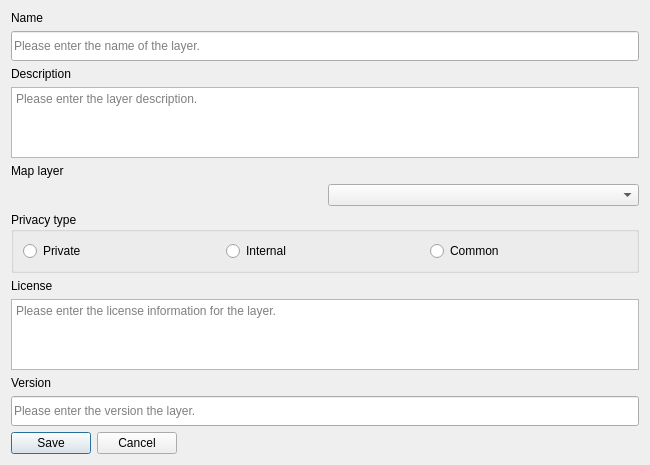
ConservationInternational/cplus-plugin, file src/cplus_plugin/ui/priority_layer_add_dialog.ui: the form before one commit.
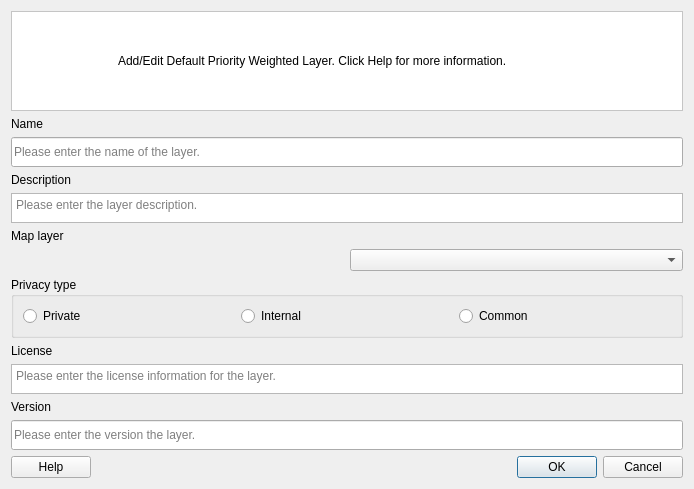
The form after the commit. Custom widgets are drawn as their Qt base class.

Commit message: Make the PWL manage dialog consistent with other UI dialogs

The edit to the form file:
```diff
--- a/src/cplus_plugin/ui/priority_layer_add_dialog.ui
+++ b/src/cplus_plugin/ui/priority_layer_add_dialog.ui
@@ -6,21 +6,85 @@
    <rect>
     <x>0</x>
     <y>0</y>
-    <width>650</width>
+    <width>694</width>
     <height>465</height>
    </rect>
   </property>
-  <property name="sizePolicy">
-   <sizepolicy hsizetype="Fixed" vsizetype="Fixed">
-    <horstretch>0</horstretch>
-    <verstretch>0</verstretch>
-   </sizepolicy>
+  <property name="minimumSize">
+   <size>
+    <width>0</width>
+    <height>0</height>
+   </size>
   </property>
   <property name="windowTitle">
    <string>Add global priority weighted layer (PWL)</string>
   </property>
-  <layout class="QVBoxLayout" name="mainLayout">   
-   
+  <layout class="QVBoxLayout" name="mainLayout">
+   <item>
+    <widget class="QFrame" name="frame">
+     <property name="sizePolicy">
+      <sizepolicy hsizetype="Preferred" vsizetype="Minimum">
+       <horstretch>0</horstretch>
+       <verstretch>0</verstretch>
+      </sizepolicy>
+     </property>
+     <property name="minimumSize">
+      <size>
+       <width>0</width>
+       <height>100</height>
+      </size>
+     </property>
+     <property name="maximumSize">
+      <size>
+       <width>16777215</width>
+       <height>100</height>
+      </size>
+     </property>
+     <property name="autoFillBackground">
+      <bool>false</bool>
+     </property>
+     <property name="styleSheet">
+      <string notr="true">background-color: rgb(255, 255, 255);</string>
+     </property>
+     <property name="frameShape">
+      <enum>QFrame::StyledPanel</enum>
+     </property>
+     <property name="frameShadow">
+      <enum>QFrame::Raised</enum>
+     </property>
+     <layout class="QHBoxLayout" name="horizontalLayout">
+      <item>
+       <widget class="QLabel" name="icon_la">
+        <property name="maximumSize">
+         <size>
+          <width>91</width>
+          <height>81</height>
+         </size>
+        </property>
+        <property name="text">
+         <string/>
+        </property>
+        <property name="scaledContents">
+         <bool>true</bool>
+        </property>
+       </widget>
+      </item>
+      <item>
+       <widget class="QLabel" name="label_123">
+        <property name="text">
+         <string>&lt;html&gt;&lt;head/&gt;&lt;body&gt;&lt;p&gt;Add/Edit Default Priority Weighted Layer. Click Help for more information.&lt;/p&gt;&lt;/body&gt;&lt;/html&gt;</string>
+        </property>
+        <property name="wordWrap">
+         <bool>true</bool>
+        </property>
+        <property name="openExternalLinks">
+         <bool>true</bool>
+        </property>
+       </widget>
+      </item>
+     </layout>
+    </widget>
+   </item>
    <item>
     <widget class="QLabel" name="label_name">
      <property name="sizePolicy">
@@ -217,17 +281,28 @@
     </widget>
    </item>
    <item>
-    <widget class="QDialogButtonBox" name="buttonBox">
-        <property name="sizePolicy">
-            <sizepolicy hsizetype="Fixed" vsizetype="Fixed">
-                <horstretch>0</horstretch>
-                <verstretch>0</verstretch>
-            </sizepolicy>
-        </property>
-        <property name="standardButtons">
-            <set>QDialogButtonBox::Cancel|QDialogButtonBox::Save</set>
-        </property>
-    </widget>
+    <layout class="QHBoxLayout" name="horizontalLayout_3">
+     <item alignment="Qt::AlignLeft">
+      <widget class="QPushButton" name="btn_help">
+       <property name="text">
+        <string>Help</string>
+       </property>
+      </widget>
+     </item>
+     <item>
+      <widget class="QDialogButtonBox" name="buttonBox">
+       <property name="sizePolicy">
+        <sizepolicy hsizetype="Fixed" vsizetype="Fixed">
+         <horstretch>0</horstretch>
+         <verstretch>0</verstretch>
+        </sizepolicy>
+       </property>
+       <property name="standardButtons">
+        <set>QDialogButtonBox::Cancel|QDialogButtonBox::Ok</set>
+       </property>
+      </widget>
+     </item>
+    </layout>
    </item>
   </layout>
  </widget>
@@ -237,6 +312,17 @@
    <extends>QWidget</extends>
    <header>qgsfilewidget.h</header>
   </customwidget>
+  <customwidget>
+   <class>QgsCollapsibleGroupBox</class>
+   <extends>QGroupBox</extends>
+   <header>qgscollapsiblegroupbox.h</header>
+   <container>1</container>
+  </customwidget>
+  <customwidget>
+   <class>QgsSymbolButton</class>
+   <extends>QToolButton</extends>
+   <header>qgssymbolbutton.h</header>
+  </customwidget>
   <customwidget>
    <class>QgsMapLayerComboBox</class>
    <extends>QComboBox</extends>
```
Left out of the diff: 2 changed lines with no effect on the pictures. The commit also changes 1 other file.
